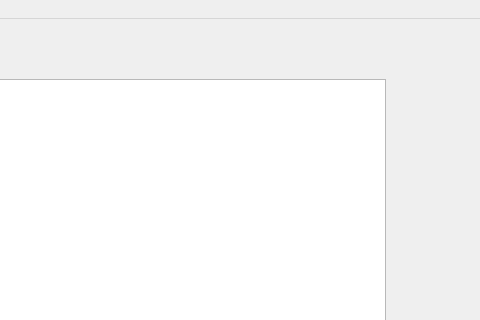
Above: src/ColonyCounter/form.ui from Andrewmh71/colony-capstone before the change; both pictures show x 475 to 955 and y 0 to 320 of the 1282 by 826 pixel window. Below: the same form after it.
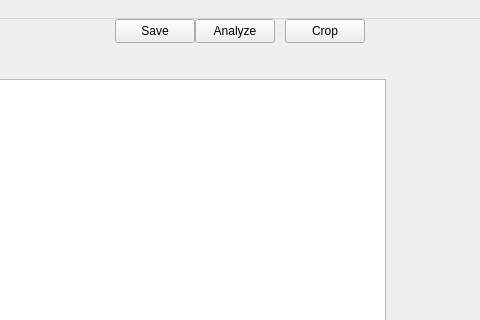
That is the form after the change.

Commit message: added basic colony counting functionality and attempting to add crop function

```diff
--- a/src/ColonyCounter/form.ui
+++ b/src/ColonyCounter/form.ui
@@ -42,6 +42,45 @@
      </rect>
     </property>
    </widget>
+   <widget class="QPushButton" name="cropButton">
+    <property name="geometry">
+     <rect>
+      <x>760</x>
+      <y>0</y>
+      <width>80</width>
+      <height>24</height>
+     </rect>
+    </property>
+    <property name="text">
+     <string>Crop</string>
+    </property>
+   </widget>
+   <widget class="QPushButton" name="analyzeButton">
+    <property name="geometry">
+     <rect>
+      <x>670</x>
+      <y>0</y>
+      <width>80</width>
+      <height>24</height>
+     </rect>
+    </property>
+    <property name="text">
+     <string>Analyze</string>
+    </property>
+   </widget>
+   <widget class="QPushButton" name="saveButton">
+    <property name="geometry">
+     <rect>
+      <x>590</x>
+      <y>0</y>
+      <width>80</width>
+      <height>24</height>
+     </rect>
+    </property>
+    <property name="text">
+     <string>Save</string>
+    </property>
+   </widget>
   </widget>
   <widget class="QStatusBar" name="statusbar"/>
   <widget class="QMenuBar" name="menubar">
```
The commit also changes 2 other files.
